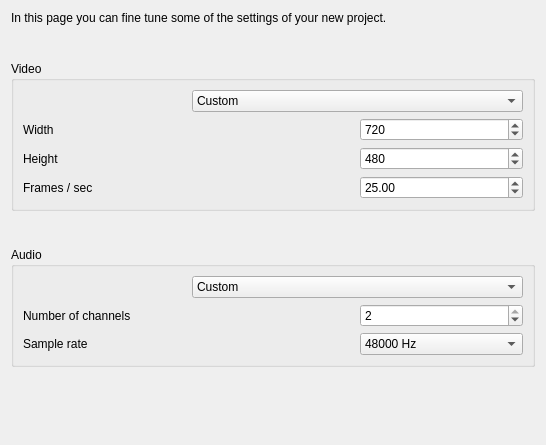
The window that src/Gui/wizard/ui/VideoPage.ui (luyikei/VLMC) describes before a commit, drawn with Qt 5.
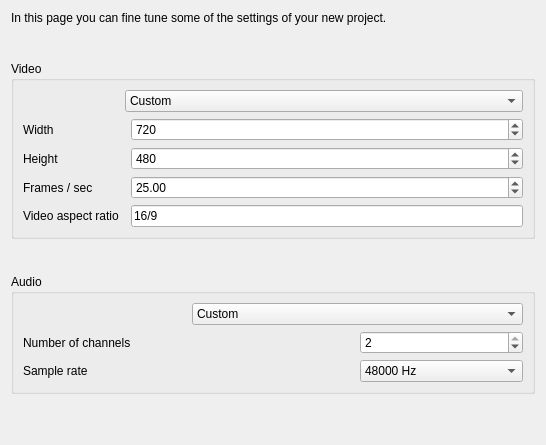
The same window after the commit.

Commit message: VideoPage: New widget to handle aspect ratio from user

The edit to the form file:
```diff
--- a/src/Gui/wizard/ui/VideoPage.ui
+++ b/src/Gui/wizard/ui/VideoPage.ui
@@ -143,6 +143,20 @@
         </property>
        </widget>
       </item>
+      <item row="4" column="2">
+       <widget class="QLineEdit" name="lineEditVideoAspectRatio">
+        <property name="text">
+         <string>16/9</string>
+        </property>
+       </widget>
+      </item>
+      <item row="4" column="0">
+       <widget class="QLabel" name="label_7">
+        <property name="text">
+         <string>Video aspect ratio</string>
+        </property>
+       </widget>
+      </item>
      </layout>
     </widget>
    </item>
```
